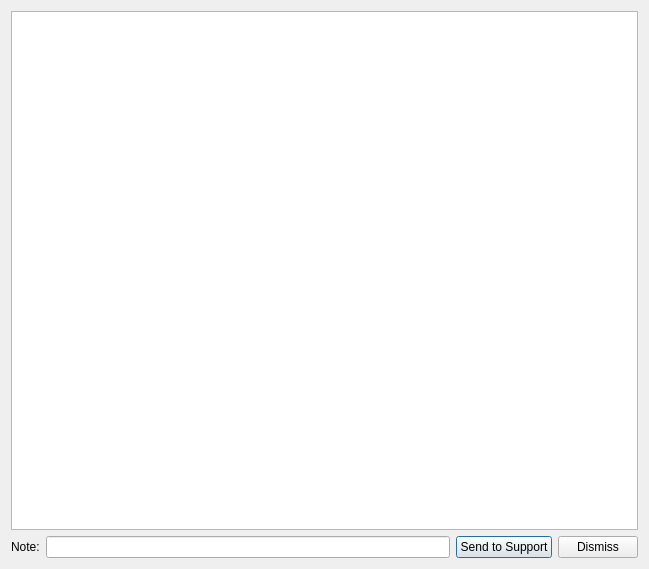
The window that spl/DcLogDialog.ui (strymon/spl) describes before a commit, drawn with Qt 5.
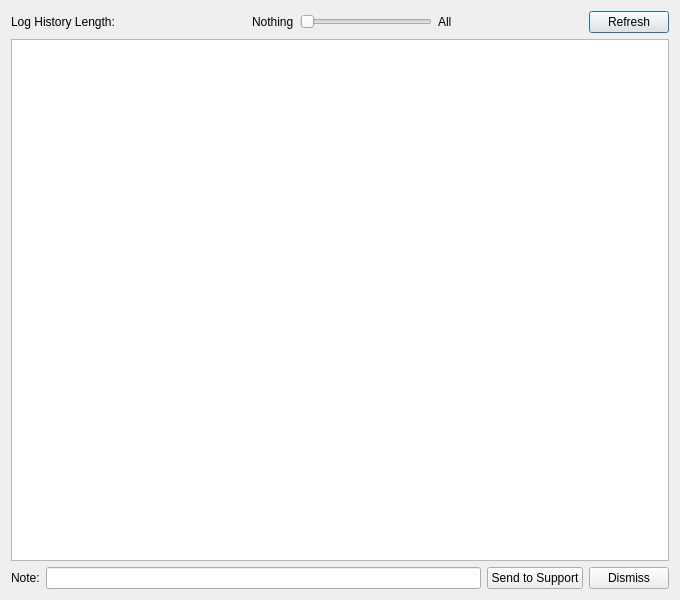
The same window after the commit.

What changed in the file:
```diff
--- a/spl/DcLogDialog.ui
+++ b/spl/DcLogDialog.ui
@@ -6,8 +6,8 @@
    <rect>
     <x>0</x>
     <y>0</y>
-    <width>649</width>
-    <height>569</height>
+    <width>680</width>
+    <height>600</height>
    </rect>
   </property>
   <property name="windowTitle">
@@ -15,7 +15,82 @@
   </property>
   <layout class="QVBoxLayout" name="verticalLayout">
    <item>
-    <widget class="QTextEdit" name="textEdit"/>
+    <layout class="QHBoxLayout" name="horizontalLayout_2">
+     <item>
+      <widget class="QLabel" name="label_4">
+       <property name="text">
+        <string>Log History Length:</string>
+       </property>
+      </widget>
+     </item>
+     <item>
+      <spacer name="horizontalSpacer">
+       <property name="orientation">
+        <enum>Qt::Horizontal</enum>
+       </property>
+       <property name="sizeHint" stdset="0">
+        <size>
+         <width>40</width>
+         <height>20</height>
+        </size>
+       </property>
+      </spacer>
+     </item>
+     <item>
+      <widget class="QLabel" name="label_2">
+       <property name="text">
+        <string>Nothing</string>
+       </property>
+      </widget>
+     </item>
+     <item>
+      <widget class="QSlider" name="horizontalSlider">
+       <property name="orientation">
+        <enum>Qt::Horizontal</enum>
+       </property>
+      </widget>
+     </item>
+     <item>
+      <widget class="QLabel" name="label_3">
+       <property name="text">
+        <string>All</string>
+       </property>
+      </widget>
+     </item>
+     <item>
+      <spacer name="horizontalSpacer_2">
+       <property name="orientation">
+        <enum>Qt::Horizontal</enum>
+       </property>
+       <property name="sizeHint" stdset="0">
+        <size>
+         <width>40</width>
+         <height>20</height>
+        </size>
+       </property>
+      </spacer>
+     </item>
+     <item>
+      <widget class="QPushButton" name="pushButton_3">
+       <property name="text">
+        <string>Refresh</string>
+       </property>
+      </widget>
+     </item>
+    </layout>
+   </item>
+   <item>
+    <widget class="QTextEdit" name="textEdit">
+     <property name="font">
+      <font>
+       <family>Courier New</family>
+       <pointsize>8</pointsize>
+      </font>
+     </property>
+     <property name="lineWrapMode">
+      <enum>QTextEdit::NoWrap</enum>
+     </property>
+    </widget>
    </item>
    <item>
     <layout class="QHBoxLayout" name="horizontalLayout">
```
